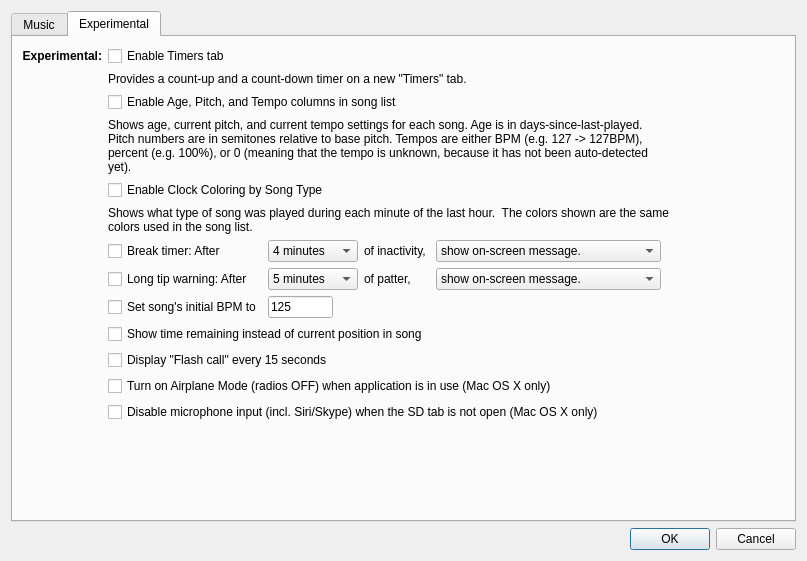
Qt form SquareDesk-DEV/test123/preferencesdialog.ui (mpogue2/SquareDesk) before a commit.
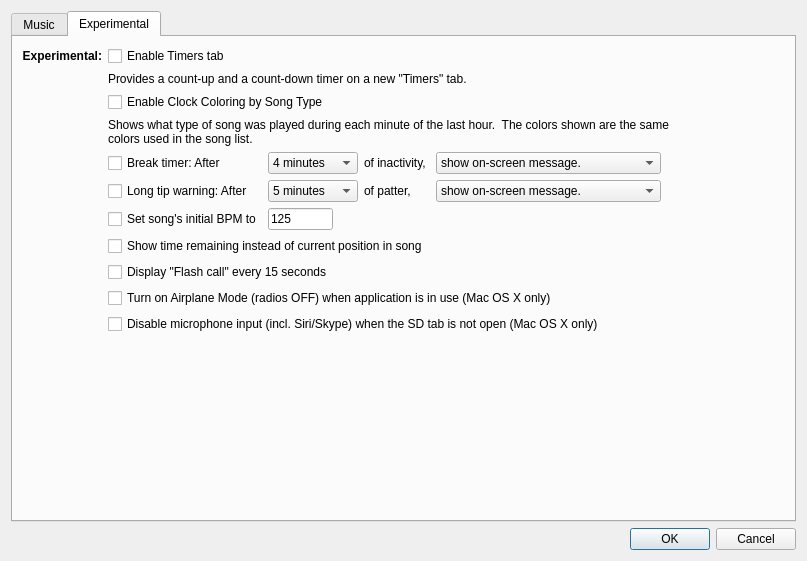
The same form after that commit.

Commit message:
#129: View > Columns > Age, Pitch, Tempo
The Age/Pitch/Tempo columns in the songTable are no longer experimental.  They now have their own (now separate) visibility controls in the View menu.

Diff of the .ui file:
```diff
--- a/SquareDesk-DEV/test123/preferencesdialog.ui
+++ b/SquareDesk-DEV/test123/preferencesdialog.ui
@@ -571,182 +571,7 @@
          <string>Experimental</string>
         </attribute>
         <layout class="QGridLayout" name="gridLayout_2">
-         <item row="7" column="3">
-          <widget class="QLabel" name="inactivityLabel">
-           <property name="sizePolicy">
-            <sizepolicy hsizetype="Fixed" vsizetype="Preferred">
-             <horstretch>0</horstretch>
-             <verstretch>0</verstretch>
-            </sizepolicy>
-           </property>
-           <property name="text">
-            <string>of inactivity, </string>
-           </property>
-          </widget>
-         </item>
-         <item row="0" column="0">
-          <widget class="QLabel" name="ExpFeaturesLabel">
-           <property name="font">
-            <font>
-             <weight>75</weight>
-             <bold>true</bold>
-            </font>
-           </property>
-           <property name="text">
-            <string>Experimental:</string>
-           </property>
-           <property name="alignment">
-            <set>Qt::AlignRight|Qt::AlignTrailing|Qt::AlignVCenter</set>
-           </property>
-          </widget>
-         </item>
-         <item row="7" column="2">
-          <widget class="QComboBox" name="breakLength">
-           <property name="sizePolicy">
-            <sizepolicy hsizetype="Fixed" vsizetype="Fixed">
-             <horstretch>0</horstretch>
-             <verstretch>0</verstretch>
-            </sizepolicy>
-           </property>
-           <item>
-            <property name="text">
-             <string>4 minutes</string>
-            </property>
-           </item>
-           <item>
-            <property name="text">
-             <string>5 minutes</string>
-            </property>
-           </item>
-           <item>
-            <property name="text">
-             <string>6 minutes</string>
-            </property>
-           </item>
-           <item>
-            <property name="text">
-             <string>7 minutes</string>
-            </property>
-           </item>
-           <item>
-            <property name="text">
-             <string>8 minutes</string>
-            </property>
-           </item>
-           <item>
-            <property name="text">
-             <string>9 minutes</string>
-            </property>
-           </item>
-           <item>
-            <property name="text">
-             <string>10 minutes</string>
-            </property>
-           </item>
-           <item>
-            <property name="text">
-             <string>15 minutes</string>
-            </property>
-           </item>
-           <item>
-            <property name="text">
-             <string>20 minutes</string>
-            </property>
-           </item>
-           <item>
-            <property name="text">
-             <string>25 minutes</string>
-            </property>
-           </item>
-           <item>
-            <property name="text">
-             <string>30 minutes</string>
-            </property>
-           </item>
-          </widget>
-         </item>
-         <item row="12" column="1" colspan="4">
-          <widget class="QCheckBox" name="enableAutoAirplaneModeCheckbox">
-           <property name="text">
-            <string>Turn on Airplane Mode (radios OFF) when application is in use (Mac OS X only)</string>
-           </property>
-          </widget>
-         </item>
-         <item row="8" column="1">
-          <widget class="QCheckBox" name="longTipCheckbox">
-           <property name="sizePolicy">
-            <sizepolicy hsizetype="Fixed" vsizetype="Fixed">
-             <horstretch>0</horstretch>
-             <verstretch>0</verstretch>
-            </sizepolicy>
-           </property>
-           <property name="minimumSize">
-            <size>
-             <width>0</width>
-             <height>0</height>
-            </size>
-           </property>
-           <property name="text">
-            <string>Long tip warning: After</string>
-           </property>
-          </widget>
-         </item>
-         <item row="7" column="4">
-          <widget class="QComboBox" name="afterBreakAction">
-           <property name="sizePolicy">
-            <sizepolicy hsizetype="Fixed" vsizetype="Fixed">
-             <horstretch>0</horstretch>
-             <verstretch>0</verstretch>
-            </sizepolicy>
-           </property>
-           <property name="minimumSize">
-            <size>
-             <width>225</width>
-             <height>0</height>
-            </size>
-           </property>
-           <property name="maximumSize">
-            <size>
-             <width>225</width>
-             <height>16777215</height>
-            </size>
-           </property>
-           <item>
-            <property name="text">
-             <string>show on-screen message.</string>
-            </property>
-           </item>
-           <item>
-            <property name="text">
-             <string>play a reminder tone.</string>
-            </property>
-           </item>
-           <item>
-            <property name="text">
-             <string>play the current song (NOT_IMPL).</string>
-            </property>
-           </item>
-           <item>
-            <property name="text">
-             <string>play the next song (NOT_IMPL).</string>
-            </property>
-           </item>
-          </widget>
-         </item>
-         <item row="9" column="1">
-          <widget class="QCheckBox" name="initialBPMcheckbox">
-           <property name="sizePolicy">
-            <sizepolicy hsizetype="Fixed" vsizetype="Fixed">
-             <horstretch>0</horstretch>
-             <verstretch>0</verstretch>
-            </sizepolicy>
-           </property>
-           <property name="text">
-            <string>Set song's initial BPM to</string>
-           </property>
-          </widget>
-         </item>
-         <item row="14" column="1">
+         <item row="12" column="1">
           <spacer name="verticalSpacer">
            <property name="orientation">
             <enum>Qt::Vertical</enum>
@@ -759,23 +584,6 @@
            </property>
           </spacer>
          </item>
-         <item row="11" column="1" colspan="3">
-          <widget class="QCheckBox" name="enableFlashCallsCheckbox">
-           <property name="text">
-            <string>Display &quot;Flash call&quot; every 15 seconds</string>
-           </property>
-          </widget>
-         </item>
-         <item row="3" column="1" colspan="4">
-          <widget class="QLabel" name="pitchTempoHelpLabel">
-           <property name="text">
-            <string>Shows age, current pitch, and current tempo settings for each song. Age is in days-since-last-played.  Pitch numbers are in semitones relative to base pitch. Tempos are either BPM (e.g. 127 -&gt; 127BPM), percent (e.g. 100%), or 0 (meaning that the tempo is unknown, because it has not been auto-detected yet).</string>
-           </property>
-           <property name="wordWrap">
-            <bool>true</bool>
-           </property>
-          </widget>
-         </item>
          <item row="1" column="1" colspan="5">
           <widget class="QLabel" name="timersHelpLabel">
            <property name="text">
@@ -783,14 +591,189 @@
            </property>
           </widget>
          </item>
-         <item row="2" column="1" colspan="3">
-          <widget class="QCheckBox" name="EnablePitchTempoViewCheckbox">
+         <item row="7" column="1">
+          <widget class="QCheckBox" name="initialBPMcheckbox">
+           <property name="sizePolicy">
+            <sizepolicy hsizetype="Fixed" vsizetype="Fixed">
+             <horstretch>0</horstretch>
+             <verstretch>0</verstretch>
+            </sizepolicy>
+           </property>
            <property name="text">
-            <string>Enable Age, Pitch, and Tempo columns in song list</string>
+            <string>Set song's initial BPM to</string>
            </property>
           </widget>
          </item>
-         <item row="9" column="2">
+         <item row="9" column="1" colspan="3">
+          <widget class="QCheckBox" name="enableFlashCallsCheckbox">
+           <property name="text">
+            <string>Display &quot;Flash call&quot; every 15 seconds</string>
+           </property>
+          </widget>
+         </item>
+         <item row="5" column="4">
+          <widget class="QComboBox" name="afterBreakAction">
+           <property name="sizePolicy">
+            <sizepolicy hsizetype="Fixed" vsizetype="Fixed">
+             <horstretch>0</horstretch>
+             <verstretch>0</verstretch>
+            </sizepolicy>
+           </property>
+           <property name="minimumSize">
+            <size>
+             <width>225</width>
+             <height>0</height>
+            </size>
+           </property>
+           <property name="maximumSize">
+            <size>
+             <width>225</width>
+             <height>16777215</height>
+            </size>
+           </property>
+           <item>
+            <property name="text">
+             <string>show on-screen message.</string>
+            </property>
+           </item>
+           <item>
+            <property name="text">
+             <string>play a reminder tone.</string>
+            </property>
+           </item>
+           <item>
+            <property name="text">
+             <string>play the current song (NOT_IMPL).</string>
+            </property>
+           </item>
+           <item>
+            <property name="text">
+             <string>play the next song (NOT_IMPL).</string>
+            </property>
+           </item>
+          </widget>
+         </item>
+         <item row="6" column="1">
+          <widget class="QCheckBox" name="longTipCheckbox">
+           <property name="sizePolicy">
+            <sizepolicy hsizetype="Fixed" vsizetype="Fixed">
+             <horstretch>0</horstretch>
+             <verstretch>0</verstretch>
+            </sizepolicy>
+           </property>
+           <property name="minimumSize">
+            <size>
+             <width>0</width>
+             <height>0</height>
+            </size>
+           </property>
+           <property name="text">
+            <string>Long tip warning: After</string>
+           </property>
+          </widget>
+         </item>
+         <item row="5" column="2">
+          <widget class="QComboBox" name="breakLength">
+           <property name="sizePolicy">
+            <sizepolicy hsizetype="Fixed" vsizetype="Fixed">
+             <horstretch>0</horstretch>
+             <verstretch>0</verstretch>
+            </sizepolicy>
+           </property>
+           <item>
+            <property name="text">
+             <string>4 minutes</string>
+            </property>
+           </item>
+           <item>
+            <property name="text">
+             <string>5 minutes</string>
+            </property>
+           </item>
+           <item>
+            <property name="text">
+             <string>6 minutes</string>
+            </property>
+           </item>
+           <item>
+            <property name="text">
+             <string>7 minutes</string>
+            </property>
+           </item>
+           <item>
+            <property name="text">
+             <string>8 minutes</string>
+            </property>
+           </item>
+           <item>
+            <property name="text">
+             <string>9 minutes</string>
+            </property>
+           </item>
+           <item>
+            <property name="text">
+             <string>10 minutes</string>
+            </property>
+           </item>
+           <item>
+            <property name="text">
+             <string>15 minutes</string>
+            </property>
+           </item>
+           <item>
+            <property name="text">
+             <string>20 minutes</string>
+            </property>
+           </item>
+           <item>
+            <property name="text">
+             <string>25 minutes</string>
+            </property>
+           </item>
+           <item>
+            <property name="text">
+             <string>30 minutes</string>
+            </property>
+           </item>
+          </widget>
+         </item>
+         <item row="10" column="1" colspan="4">
+          <widget class="QCheckBox" name="enableAutoAirplaneModeCheckbox">
+           <property name="text">
+            <string>Turn on Airplane Mode (radios OFF) when application is in use (Mac OS X only)</string>
+           </property>
+          </widget>
+         </item>
+         <item row="0" column="0">
+          <widget class="QLabel" name="ExpFeaturesLabel">
+           <property name="font">
+            <font>
+             <weight>75</weight>
+             <bold>true</bold>
+            </font>
+           </property>
+           <property name="text">
+            <string>Experimental:</string>
+           </property>
+           <property name="alignment">
+            <set>Qt::AlignRight|Qt::AlignTrailing|Qt::AlignVCenter</set>
+           </property>
+          </widget>
+         </item>
+         <item row="5" column="3">
+          <widget class="QLabel" name="inactivityLabel">
+           <property name="sizePolicy">
+            <sizepolicy hsizetype="Fixed" vsizetype="Preferred">
+             <horstretch>0</horstretch>
+             <verstretch>0</verstretch>
+            </sizepolicy>
+           </property>
+           <property name="text">
+            <string>of inactivity, </string>
+           </property>
+          </widget>
+         </item>
+         <item row="7" column="2">
           <widget class="QLineEdit" name="initialBPMLineEdit">
            <property name="sizePolicy">
             <sizepolicy hsizetype="Fixed" vsizetype="Fixed">
@@ -812,7 +795,20 @@
            </property>
           </widget>
          </item>
-         <item row="7" column="1">
+         <item row="6" column="3">
+          <widget class="QLabel" name="label_2">
+           <property name="sizePolicy">
+            <sizepolicy hsizetype="Fixed" vsizetype="Preferred">
+             <horstretch>0</horstretch>
+             <verstretch>0</verstretch>
+            </sizepolicy>
+           </property>
+           <property name="text">
+            <string>of patter,</string>
+           </property>
+          </widget>
+         </item>
+         <item row="5" column="1">
           <widget class="QCheckBox" name="breakTimerCheckbox">
            <property name="sizePolicy">
             <sizepolicy hsizetype="Fixed" vsizetype="Fixed">
@@ -831,34 +827,14 @@
            </property>
           </widget>
          </item>
-         <item row="10" column="1" colspan="3">
+         <item row="8" column="1" colspan="3">
           <widget class="QCheckBox" name="useTimeRemainingCheckbox">
            <property name="text">
             <string>Show time remaining instead of current position in song</string>
            </property>
           </widget>
          </item>
-         <item row="8" column="3">
-          <widget class="QLabel" name="label_2">
-           <property name="sizePolicy">
-            <sizepolicy hsizetype="Fixed" vsizetype="Preferred">
-             <horstretch>0</horstretch>
-             <verstretch>0</verstretch>
-            </sizepolicy>
-           </property>
-           <property name="text">
-            <string>of patter,</string>
-           </property>
-          </widget>
-         </item>
-         <item row="4" column="1" colspan="4">
-          <widget class="QCheckBox" name="EnableClockColoring">
-           <property name="text">
-            <string>Enable Clock Coloring by Song Type</string>
-           </property>
-          </widget>
-         </item>
-         <item row="8" column="2">
+         <item row="6" column="2">
           <widget class="QComboBox" name="longTipLength">
            <property name="sizePolicy">
             <sizepolicy hsizetype="Fixed" vsizetype="Fixed">
@@ -923,49 +899,7 @@
            </item>
           </widget>
          </item>
-         <item row="8" column="4" colspan="4">
-          <widget class="QComboBox" name="afterLongTipAction">
-           <property name="sizePolicy">
-            <sizepolicy hsizetype="Fixed" vsizetype="Fixed">
-             <horstretch>0</horstretch>
-             <verstretch>0</verstretch>
-            </sizepolicy>
-           </property>
-           <property name="minimumSize">
-            <size>
-             <width>225</width>
-             <height>0</height>
-            </size>
-           </property>
-           <property name="maximumSize">
-            <size>
-             <width>225</width>
-             <height>16777215</height>
-            </size>
-           </property>
-           <property name="currentIndex">
-            <number>0</number>
-           </property>
-           <item>
-            <property name="text">
-             <string>show on-screen message.</string>
-            </property>
-           </item>
-           <item>
-            <property name="text">
-             <string>play a reminder tone.</string>
-            </property>
-           </item>
-          </widget>
-         </item>
-         <item row="0" column="1" colspan="5">
-          <widget class="QCheckBox" name="EnableTimersTabCheckbox">
-           <property name="text">
-            <string>Enable Timers tab</string>
-           </property>
-          </widget>
-         </item>
-         <item row="5" column="1" colspan="5">
+         <item row="3" column="1" colspan="5">
           <widget class="QLabel" name="clockColoringHelpLabel">
            <property name="text">
             <string>Shows what type of song was played during each minute of the last hour.  The colors shown are the same colors used in the song list.</string>
@@ -978,13 +912,62 @@
            </property>
           </widget>
          </item>
-         <item row="13" column="1" colspan="4">
+         <item row="0" column="1" colspan="5">
+          <widget class="QCheckBox" name="EnableTimersTabCheckbox">
+           <property name="text">
+            <string>Enable Timers tab</string>
+           </property>
+          </widget>
+         </item>
+         <item row="6" column="4" colspan="4">
+          <widget class="QComboBox" name="afterLongTipAction">
+           <property name="sizePolicy">
+            <sizepolicy hsizetype="Fixed" vsizetype="Fixed">
+             <horstretch>0</horstretch>
+             <verstretch>0</verstretch>
+            </sizepolicy>
+           </property>
+           <property name="minimumSize">
+            <size>
+             <width>225</width>
+             <height>0</height>
+            </size>
+           </property>
+           <property name="maximumSize">
+            <size>
+             <width>225</width>
+             <height>16777215</height>
+            </size>
+           </property>
+           <property name="currentIndex">
+            <number>0</number>
+           </property>
+           <item>
+            <property name="text">
+             <string>show on-screen message.</string>
+            </property>
+           </item>
+           <item>
+            <property name="text">
+             <string>play a reminder tone.</string>
+            </property>
+           </item>
+          </widget>
+         </item>
+         <item row="11" column="1" colspan="4">
           <widget class="QCheckBox" name="enableAutoMicsOffCheckbox">
            <property name="text">
             <string>Disable microphone input (incl. Siri/Skype) when the SD tab is not open (Mac OS X only)</string>
            </property>
           </widget>
          </item>
+         <item row="2" column="1" colspan="4">
+          <widget class="QCheckBox" name="EnableClockColoring">
+           <property name="text">
+            <string>Enable Clock Coloring by Song Type</string>
+           </property>
+          </widget>
+         </item>
         </layout>
        </widget>
       </widget>
```
Left out of the diff: 1 changed line with no effect on the pictures. The commit also changes 5 other files.
